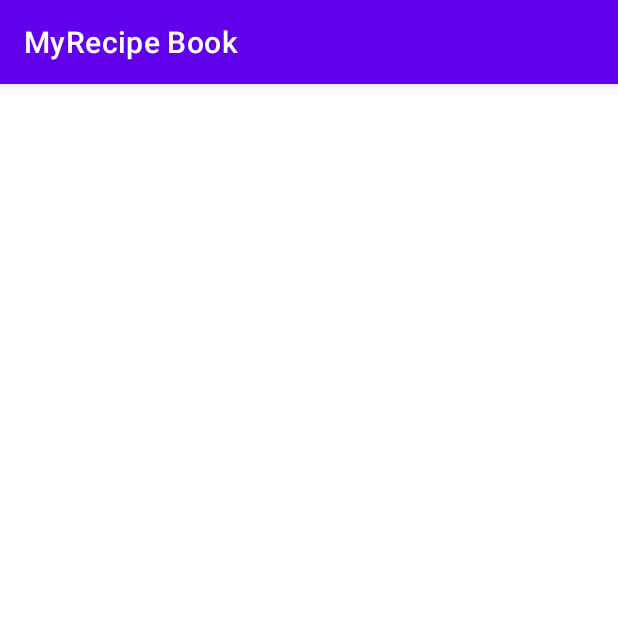
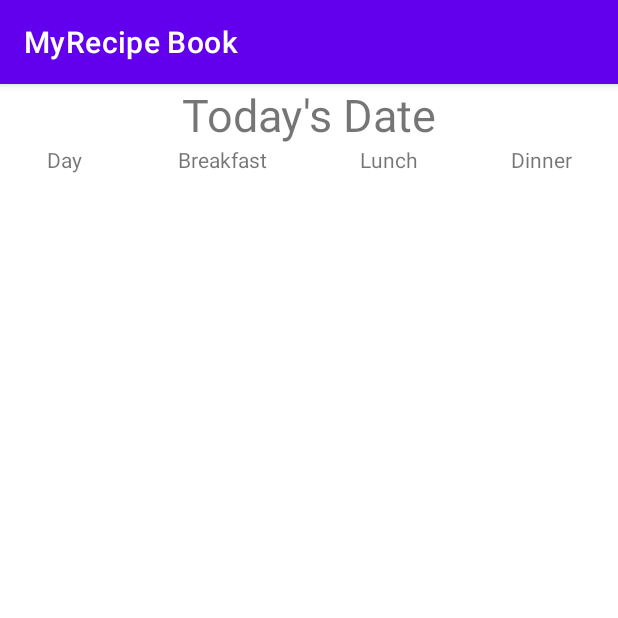
Before and after one commit to Bgraham2/MyRecipe_Book, an Android app: the MealPlanActivity screen opened directly, with no data from a screen before it, on a phone screen of 412 x 824 dp, the top half of it. Run offline under Robolectric (Android 15) with nearby library versions, the phone set to English and light mode, and no system bars.

Commit message:
Button adjustments

```diff
--- a/app/src/main/res/layout/activity_main.xml
+++ b/app/src/main/res/layout/activity_main.xml
@@ -6,10 +6,13 @@
     android:layout_height="match_parent"
     tools:context=".MainActivity">
 
-    <Button
+    <ImageButton
         android:id="@+id/buttonMealPlan"
         android:layout_width="wrap_content"
         android:layout_height="wrap_content"
+        android:contentDescription="@string/meal_plan"
+        android:minWidth="48dp"
+        android:minHeight="48dp"
         android:text="@string/meal_plan"
         app:layout_constraintBottom_toTopOf="@+id/buttonRecipes"
         app:layout_constraintEnd_toEndOf="parent"
--- a/app/src/main/res/layout/meal_plan_activity.xml
+++ b/app/src/main/res/layout/meal_plan_activity.xml
@@ -6,4 +6,58 @@
     android:layout_height="match_parent"
     tools:context=".MealPlanActivity">
 
+    <TextView
+        android:id="@+id/textViewDate"
+        android:layout_width="match_parent"
+        android:layout_height="wrap_content"
+        android:text="Today's Date"
+        android:textAlignment="center"
+        android:textSize="30sp"
+        app:layout_constraintEnd_toEndOf="parent"
+        app:layout_constraintStart_toStartOf="parent"
+        app:layout_constraintTop_toTopOf="parent" />
+
+    <LinearLayout
+        android:layout_width="match_parent"
+        android:layout_height="wrap_content"
+        android:orientation="horizontal"
+        app:layout_constraintEnd_toEndOf="parent"
+        app:layout_constraintStart_toStartOf="parent"
+        app:layout_constraintTop_toBottomOf="@+id/textViewDate">
+
+        <TextView
+            android:id="@+id/textViewHeaderText"
+            android:layout_width="wrap_content"
+            android:layout_height="wrap_content"
+            android:text="Day "
+            android:textAlignment="center"
+            android:layout_weight="1" />
+
+        <TextView
+            android:id="@+id/textViewBreakfast"
+            android:layout_width="wrap_content"
+            android:layout_height="wrap_content"
+            android:textAlignment="center"
+            android:text="Breakfast"
+            android:layout_weight="1" />
+
+        <TextView
+            android:id="@+id/textViewLunch"
+            android:layout_width="wrap_content"
+            android:layout_height="wrap_content"
+            android:textAlignment="center"
+            android:text="Lunch"
+            android:layout_weight="1" />
+
+        <TextView
+            android:id="@+id/textViewSupper"
+            android:layout_width="wrap_content"
+            android:layout_height="wrap_content"
+            android:textAlignment="center"
+            android:text="Dinner"
+            android:layout_weight="1" />
+
+    </LinearLayout>
+
+
 </androidx.constraintlayout.widget.ConstraintLayout>
```
